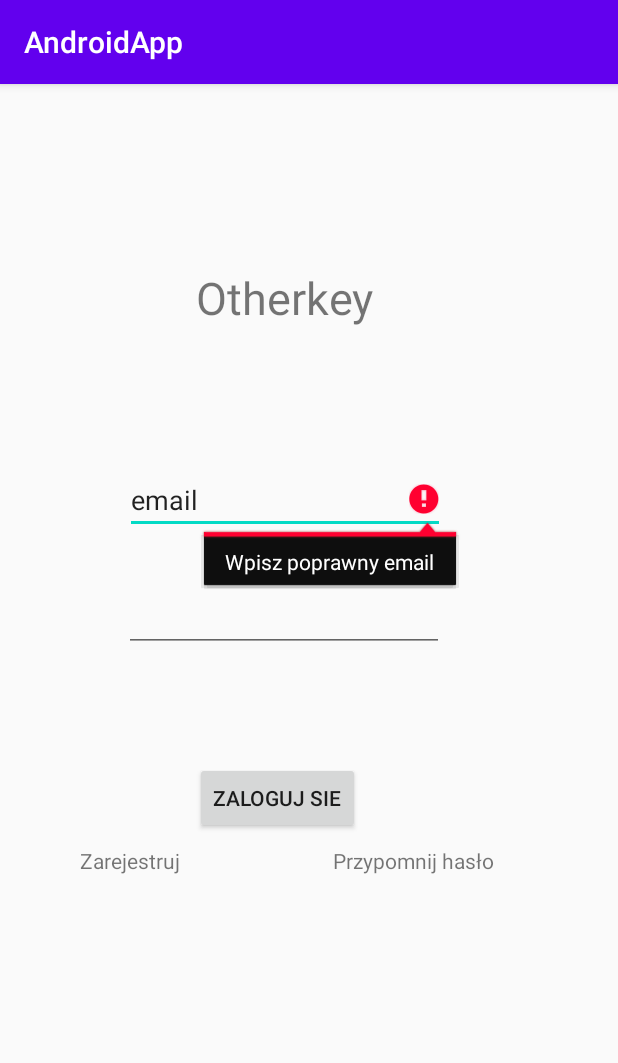
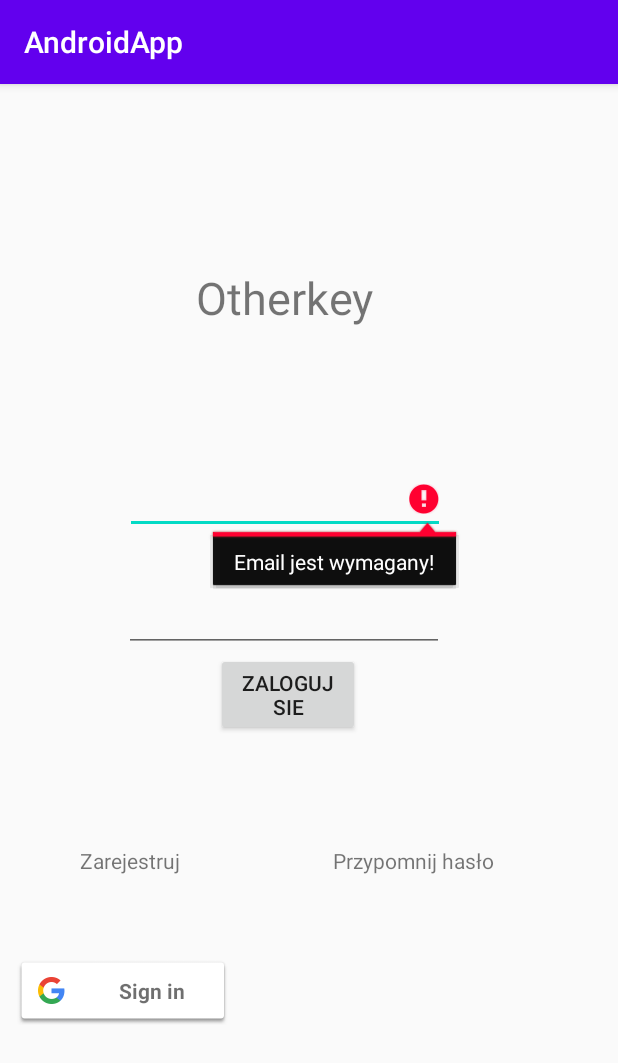
Before and after one commit to Michalas-Jomi/AndroidApp, an Android app: the screen it shows after launch (MainActivity before the commit, LoginActivity after it), after a tap on "ZALOGUJ SIE", on a phone screen of 412 x 824 dp. Shown: the top 1063 px of the screen. Run offline under Robolectric (Android 15) with nearby library versions, the phone set to English and light mode, and no system bars; our stand-ins replace Firebase (no records; nobody signed in at launch, a user with empty details on screens opened directly).

Commit message:
google auth

```diff
--- a/app/build.gradle
+++ b/app/build.gradle
@@ -45,6 +45,7 @@ dependencies {
     implementation 'com.google.android.gms:play-services-auth:19.0.0'
     implementation 'com.firebaseui:firebase-ui-auth:7.1.1'
     implementation 'com.firebaseui:firebase-ui-database:7.1.1'
+  //  implementation 'com.facebook.android:facebook-android-sdk:[5,6)'
 
 
 }
--- a/app/src/main/AndroidManifest.xml
+++ b/app/src/main/AndroidManifest.xml
@@ -11,12 +11,14 @@
             android:roundIcon="@mipmap/ic_launcher_round"
             android:supportsRtl="true"
             android:theme="@style/AppTheme">
+
         <activity
                 android:name=".RegisterActivity"
                 android:label="@string/title_activity_login">
         </activity>
         <activity android:name=".UserProfile"/>
         <activity android:name=".ForgotActivity"/>
+        <activity android:name=".LoginActivity"/>
         <activity android:name=".MainActivity">
             <intent-filter>
                 <action android:name="android.intent.action.MAIN"/>
--- a/app/src/main/java/me/jomi/androidapp/ForgotActivity.java
+++ b/app/src/main/java/me/jomi/androidapp/ForgotActivity.java
@@ -30,9 +30,7 @@ public class ForgotActivity extends AppCompatActivity implements View.OnClickLis
         switch (v.getId()){
             case R.id.buttonForgot:
                 if(email.getText().toString().trim().isEmpty()) return;
-
                 Api.auth.sendPasswordResetEmail(email.getText().toString().trim());
-
                 break;
         }
     }
--- /dev/null
+++ b/app/src/main/java/me/jomi/androidapp/LoginActivity.java
@@ -0,0 +1,170 @@
+package me.jomi.androidapp;
+
+import android.content.Intent;
+import android.os.Bundle;
+import android.util.Patterns;
+import android.view.View;
+import android.widget.*;
+import androidx.annotation.NonNull;
+import androidx.appcompat.app.AppCompatActivity;
+import com.google.android.gms.auth.api.signin.GoogleSignIn;
+import com.google.android.gms.auth.api.signin.GoogleSignInAccount;
+import com.google.android.gms.auth.api.signin.GoogleSignInClient;
+import com.google.android.gms.auth.api.signin.GoogleSignInOptions;
+import com.google.android.gms.common.SignInButton;
+import com.google.android.gms.common.api.ApiException;
+import com.google.android.gms.tasks.OnCompleteListener;
+import com.google.android.gms.tasks.Task;
+import com.google.firebase.auth.*;
+import me.jomi.androidapp.api.Api;
+
+public class LoginActivity extends AppCompatActivity implements View.OnClickListener {
+
+
+    private TextView register;
+    private Button buttonLogin;
+    private EditText editNick;
+    private EditText editPassword;
+    private TextView remind;
+    private SignInButton google_signIn;
+    private GoogleSignInClient mGoogleSignInClient;
+    private ProgressBar progressBar;
+    private final static int RC_SIGN_IN = 1;
+
+
+    @Override
+    protected void onCreate(Bundle savedInstanceState) {
+        super.onCreate(savedInstanceState);
+
+        setContentView(R.layout.activity_main);
+
+        register = (TextView) findViewById(R.id.textViewRegister);
+        register.setOnClickListener(this);
+
+        remind = findViewById(R.id.textViewRemind);
+        remind.setOnClickListener(this);
+
+        buttonLogin = (Button) findViewById(R.id.buttonLogin);
+        buttonLogin.setOnClickListener(this);
+
+        editNick = (EditText) findViewById(R.id.editNick);
+        editPassword = (EditText) findViewById(R.id.editPassword);
+
+        google_signIn = findViewById(R.id.google_signIn);
+        google_signIn.setOnClickListener(this);
+        createGoogleRequest();
+
+
+
+
+
+
+    }
+
+    @Override
+    protected void onStop() {
+        super.onStop();
+    }
+
+    @Override
+    public void onClick(View v) {
+        switch(v.getId()){
+            case R.id.textViewRegister:
+                startActivity(new Intent(this, RegisterActivity.class));
+                break;
+            case R.id.textViewRemind:
+                startActivity(new Intent(this, ForgotActivity.class));
+                break;
+            case R.id.buttonLogin:
+                loginUser();
+                break;
+            case R.id.google_signIn:
+                googleSignIn();
+                break;
+        }
+    }
+
+    @Override
+    public void onActivityResult(int requestCode, int resultCode, Intent data) {
+        super.onActivityResult(requestCode, resultCode, data);
+
+        // Result returned from launching the Intent from GoogleSignInApi.getSignInIntent(...);
+        if (requestCode == RC_SIGN_IN) {
+            Task<GoogleSignInAccount> task = GoogleSignIn.getSignedInAccountFromIntent(data);
+            try {
+                // Google Sign In was successful, authenticate with Firebase
+                GoogleSignInAccount account = task.getResult(ApiException.class);
+                //   Log.d(TAG, "firebaseAuthWithGoogle:" + account.getId());
+                firebaseAuthWithGoogle(account.getIdToken());
+            } catch (ApiException e) {
+                Toast.makeText(LoginActivity.this, "Wystąpił problem podczas logowania", Toast.LENGTH_LONG).show();
+                // Google Sign In failed, update UI appropriately
+                //    Log.w(TAG, "Google sign in failed", e);
+            }
+        }
+
+    }
+
+    public void createGoogleRequest() {
+        GoogleSignInOptions gso = new GoogleSignInOptions.Builder(GoogleSignInOptions.DEFAULT_SIGN_IN)
+                .requestIdToken(getString(R.string.default_web_client_id))
+                .requestEmail()
+                .build();
+
+        mGoogleSignInClient = GoogleSignIn.getClient(this, gso);
+    }
+
+    private void googleSignIn() {
+        Intent signInIntent = mGoogleSignInClient.getSignInIntent();
+        startActivityForResult(signInIntent, RC_SIGN_IN);
+    }
+
+    private void firebaseAuthWithGoogle(String idToken) {
+        AuthCredential credential = GoogleAuthProvider.getCredential(idToken, null);
+        Api.auth.signInWithCredential(credential)
+                .addOnCompleteListener(this, new OnCompleteListener<AuthResult>() {
+                    @Override
+                    public void onComplete(@NonNull Task<AuthResult> task) {
+                        if (task.isSuccessful()) {
+                            Toast.makeText(LoginActivity.this, "Zalogowano!", Toast.LENGTH_LONG).show();
+                        } else {
+                            Toast.makeText(LoginActivity.this, "Wystąpił problem podczas logowania", Toast.LENGTH_LONG).show();
+
+                        }
+                    }
+                });
+    }
+
+    private void loginUser(){
+        String email = editNick.getText().toString().trim();
+        String password = editPassword.getText().toString().trim();
+
+        if(email.isEmpty()){
+            editNick.setError("Email jest wymagany!");
+            editNick.requestFocus();
+            return;
+        }
+        if(!Patterns.EMAIL_ADDRESS.matcher(email).matches()){
+            editNick.setError("Wpisz poprawny email!");
+            editNick.requestFocus();
+            return;
+        }
+        if(password.isEmpty()){
+            editPassword.setError("Hasło jest wymagane!");
+            editPassword.requestFocus();
+            return;
+        }
+
+        Api.auth.signInWithEmailAndPassword(email, password).addOnCompleteListener(new OnCompleteListener<AuthResult>() {
+            @Override
+            public void onComplete(Task<AuthResult> task) {
+                if(task.isSuccessful()){
+                    Toast.makeText(LoginActivity.this, "Zalogowano!", Toast.LENGTH_LONG).show();
+                }
+                else Toast.makeText(LoginActivity.this, "Nie udalo sie zalogowac, sprawdz dane!", Toast.LENGTH_LONG).show();
+
+            }
+        });
+    }
+
+}
--- a/app/src/main/java/me/jomi/androidapp/MainActivity.java
+++ b/app/src/main/java/me/jomi/androidapp/MainActivity.java
@@ -1,115 +1,34 @@
 package me.jomi.androidapp;
-
-import android.Manifest;
 import android.content.Intent;
 import android.os.Bundle;
-import android.util.Patterns;
-import android.view.View;
-import android.widget.Button;
-import android.widget.EditText;
-import android.widget.TextView;
 import android.widget.Toast;
+import androidx.annotation.NonNull;
 import androidx.appcompat.app.AppCompatActivity;
-import com.google.android.gms.tasks.OnCompleteListener;
-import com.google.android.gms.tasks.Task;
-import com.google.firebase.auth.AuthResult;
+import com.google.firebase.auth.FirebaseAuth;
 import com.google.firebase.auth.FirebaseUser;
 import me.jomi.androidapp.api.Api;
+import me.jomi.androidapp.listeners.AuthStateListener;
 
 
-public class MainActivity extends AppCompatActivity implements View.OnClickListener  {
+public class MainActivity extends AppCompatActivity  {
 
     public static MainActivity instance;
-    private TextView register;
-    private Button buttonLogin;
-    private EditText editNick;
-    private EditText editPassword;
-    private TextView remind;
-
-
     //TODO: sprawdzic czy sensor kroków działa i poprawnie zapisuje
     //TODO: real time location tracking (google firebase) https://www.youtube.com/watch?v=17HqLBkuX-E
 
     @Override
     protected void onCreate(Bundle savedInstanceState) {
         super.onCreate(savedInstanceState);
-        instance = this;
-        setContentView(R.layout.activity_main);
-        requestPermissions(new String[]{Manifest.permission.ACTIVITY_RECOGNITION}, 0);
-
-        register = (TextView) findViewById(R.id.textViewRegister);
-        register.setOnClickListener(this);
-
-        remind = findViewById(R.id.textViewRemind);
-        remind.setOnClickListener(this);
-
-        buttonLogin = (Button) findViewById(R.id.buttonLogin);
-        buttonLogin.setOnClickListener(this);
-
-        editNick = (EditText) findViewById(R.id.editNick);
-        editPassword = (EditText) findViewById(R.id.editPassword);
-
-
-
-
+/*
+        if(Api.auth.getCurrentUser() != null) startActivity(new Intent(this, UserProfile.class));
+        else startActivity(new Intent(this, LoginActivity.class));
+ */
     }
 
-    //TODO: poprawić gdy krokow jest 0 to update nie dziala, a insert tak, a gdy jest powyzej 0 to insert nie dziala a update dziala xD
     @Override
-    protected void onStop() {
-        super.onStop();
-    }
-    @Override
-    public void onClick(View v) {
-        switch(v.getId()){
-            case R.id.textViewRegister:
-                startActivity(new Intent(this, RegisterActivity.class));
-                break;
-            case R.id.textViewRemind:
-                startActivity(new Intent(this, ForgotActivity.class));
-                break;
-            case R.id.buttonLogin:
-                loginUser();
-                break;
-
-        }
-    }
-    private void loginUser(){
-        String email = editNick.getText().toString().trim();
-        String password = editPassword.getText().toString().trim();
-
-        if(email.isEmpty()){
-            editNick.setError("email jest wymagany");
-            editNick.requestFocus();
-            return;
-        }
-        if(!Patterns.EMAIL_ADDRESS.matcher(email).matches()){
-            editNick.setError("Wpisz poprawny email");
-            editNick.requestFocus();
-            return;
-        }
-        if(password.isEmpty()){
-            editPassword.setError("Haslo jest wymagane");
-            editPassword.requestFocus();
-            return;
-        }
-
-        Api.auth.signInWithEmailAndPassword(email, password).addOnCompleteListener(new OnCompleteListener<AuthResult>() {
-            @Override
-            public void onComplete(Task<AuthResult> task) {
-                if(task.isSuccessful()){
-                    FirebaseUser user = Api.auth.getCurrentUser();
-                    if(user.isEmailVerified()) {
-                        Toast.makeText(MainActivity.this, "Udalo sie zalogowac!", Toast.LENGTH_LONG).show();
-                        startActivity(new Intent(MainActivity.this, UserProfile.class));
-                    }
-                    else{
-                        user.sendEmailVerification();
-                        Toast.makeText(MainActivity.this, "Twoje konto nie zostalo jeszcze zweryfikowane, wyslano adres e-mail!", Toast.LENGTH_LONG).show();
-                    }
-                }
-                else Toast.makeText(MainActivity.this, "Nie udalo sie zalogowac, sprawdz dane!", Toast.LENGTH_LONG).show();
-            }
-        });
+    protected void onStart() {
+        super.onStart();
+        instance = this;
+        Api.auth.addAuthStateListener(new AuthStateListener());
     }
 }
--- a/app/src/main/java/me/jomi/androidapp/UserProfile.java
+++ b/app/src/main/java/me/jomi/androidapp/UserProfile.java
@@ -37,9 +37,7 @@ public class UserProfile extends AppCompatActivity implements View.OnClickListen
                     @Override
                     public void onComplete(Task<Void> task) {
                         if(task.isSuccessful()){
-                            startActivity(new Intent(UserProfile.this, MainActivity.class));
                             Toast.makeText(UserProfile.this, "Pomyślnie zostałeś wylogowany", Toast.LENGTH_LONG).show();
-
                         }
                     }
                 });
--- /dev/null
+++ b/app/src/main/java/me/jomi/androidapp/listeners/AuthStateListener.java
@@ -0,0 +1,36 @@
+package me.jomi.androidapp.listeners;
+
+import android.content.Intent;
+import android.widget.Toast;
+import androidx.annotation.NonNull;
+import com.google.android.gms.tasks.OnCompleteListener;
+import com.google.android.gms.tasks.Task;
+import com.google.firebase.auth.FirebaseAuth;
+import com.google.firebase.auth.FirebaseUser;
+import com.google.firebase.database.DataSnapshot;
+import com.google.firebase.database.DatabaseError;
+import com.google.firebase.database.ValueEventListener;
+import me.jomi.androidapp.LoginActivity;
+import me.jomi.androidapp.MainActivity;
+import me.jomi.androidapp.UserProfile;
+import me.jomi.androidapp.api.Api;
+
+public class AuthStateListener implements FirebaseAuth.AuthStateListener {
+    @Override
+    public void onAuthStateChanged(FirebaseAuth firebaseAuth) {
+        FirebaseUser user = firebaseAuth.getCurrentUser();
+        if (user != null && !user.isEmailVerified()) {
+            Toast.makeText(MainActivity.instance, "Potwierdź adres e-mail aby kontynuować!", Toast.LENGTH_LONG).show();
+            MainActivity.instance.startActivity(new Intent(MainActivity.instance, LoginActivity.class));
+            return;
+        }
+
+        if (user != null && user.isEmailVerified()) {
+            MainActivity.instance.startActivity(new Intent(MainActivity.instance, UserProfile.class));
+        }
+        else
+            MainActivity.instance.startActivity(new Intent(MainActivity.instance, LoginActivity.class));
+
+
+    }
+}
--- a/app/src/main/res/layout/activity_main.xml
+++ b/app/src/main/res/layout/activity_main.xml
@@ -3,7 +3,22 @@
                                                    xmlns:app="http://schemas.android.com/apk/res-auto"
                                                    xmlns:tools="http://schemas.android.com/tools"
                                                    android:layout_width="match_parent"
-                                                   android:layout_height="match_parent">
+                                                   android:layout_height="match_parent"
+                                                   tools:context=".MainActivity">
+
+    <ProgressBar
+        android:id="@+id/progressBar"
+        style="?android:attr/progressBarStyleLarge"
+            android:layout_width="wrap_content"
+            android:layout_height="wrap_content"
+            android:layout_centerInParent="true"
+            android:visibility="gone"
+        tools:ignore="MissingConstraints"
+        app:layout_constraintTop_toTopOf="parent"
+        app:layout_constraintBottom_toBottomOf="parent"
+        app:layout_constraintLeft_toLeftOf="parent"
+        app:layout_constraintLeft_toRightOf="parent" />
+
 
     <TextView
             android:text="Otherkey"
@@ -18,7 +33,6 @@
             android:layout_width="wrap_content"
             android:layout_height="wrap_content"
             android:inputType="textPersonName"
-            android:text="email"
             android:ems="10"
             android:id="@+id/editNick"
             app:layout_constraintTop_toTopOf="parent"
@@ -26,7 +40,9 @@
             android:layout_marginLeft="83dp" android:layout_marginStart="83dp"
             app:layout_constraintBottom_toBottomOf="parent" android:layout_marginBottom="450dp"
             android:layout_marginEnd="115dp" android:layout_marginRight="115dp"
-            app:layout_constraintEnd_toEndOf="parent"/>
+            app:layout_constraintEnd_toEndOf="parent"
+            style="@style/Widget.AppCompat.Light.AutoCompleteTextView" android:fontFamily="sans-serif"
+            android:textAppearance="@style/TextAppearance.AppCompat.Medium"/>
     <EditText
             android:layout_width="wrap_content"
             android:layout_height="wrap_content"
@@ -41,13 +57,14 @@
             app:layout_constraintEnd_toEndOf="parent"/>
     <Button
             android:text="Zaloguj sie"
-            android:layout_width="wrap_content"
-            android:layout_height="wrap_content" android:id="@+id/buttonLogin"
+            android:layout_width="96dp"
+            android:layout_height="55dp" android:id="@+id/buttonLogin"
             app:layout_constraintBottom_toBottomOf="parent"
-            android:layout_marginBottom="268dp" app:layout_constraintStart_toStartOf="parent"
+            android:layout_marginBottom="304dp" app:layout_constraintStart_toStartOf="parent"
             android:layout_marginLeft="130dp" android:layout_marginStart="130dp" android:layout_marginEnd="172dp"
             android:layout_marginRight="172dp" app:layout_constraintEnd_toEndOf="parent"
-            app:layout_constraintHorizontal_bias="1.0"/>
+            app:layout_constraintHorizontal_bias="1.0" app:layout_constraintTop_toTopOf="parent"
+            android:layout_marginTop="379dp" app:layout_constraintVertical_bias="0.0"/>
     <TextView
             android:text="Zarejestruj"
             android:layout_width="81dp"
@@ -66,4 +83,17 @@
             android:layout_marginLeft="221dp" android:layout_marginStart="221dp"
             app:layout_constraintTop_toTopOf="parent" android:layout_marginTop="489dp" android:layout_marginEnd="66dp"
             android:layout_marginRight="66dp" app:layout_constraintEnd_toEndOf="parent"/>
+    <com.google.android.gms.common.SignInButton
+            android:id="@+id/google_signIn"
+            android:layout_width="144dp"
+            android:layout_height="46dp"
+            android:text="Text"
+            android:layout_alignParentTop="true"
+            android:layout_margin="10dp"
+            android:textSize="18sp" app:layout_constraintTop_toTopOf="parent"
+            android:layout_marginTop="612dp" app:layout_constraintBottom_toBottomOf="parent"
+            android:layout_marginBottom="342dp" app:layout_constraintStart_toStartOf="parent"
+            android:layout_marginLeft="16dp" android:layout_marginStart="16dp" android:layout_marginEnd="257dp"
+            android:layout_marginRight="257dp" app:layout_constraintEnd_toEndOf="parent"
+            app:layout_constraintHorizontal_bias="0.0" app:layout_constraintVertical_bias="0.814"/>
 </androidx.constraintlayout.widget.ConstraintLayout>
--- a/app/src/main/res/values/strings.xml
+++ b/app/src/main/res/values/strings.xml
@@ -9,4 +9,6 @@
     <string name="invalid_username">Not a valid username</string>
     <string name="invalid_password">Password must be >5 characters</string>
     <string name="login_failed">"Login failed"</string>
+
+
 </resources>
--- a/build.gradle
+++ b/build.gradle
@@ -3,6 +3,7 @@ buildscript {
     repositories {
         google()
         jcenter()
+        mavenCentral()
     }
     dependencies {
         classpath "com.android.tools.build:gradle:4.0.0"
```
Also changed, not shown: app/src/main/java/me/jomi/androidapp/RegisterActivity.java (+29 -24 lines), app/src/main/res/drawable/button.xml (added, +7 -0 lines), app/src/main/res/layout/activity_login_new.xml (added, +11 -0 lines).
